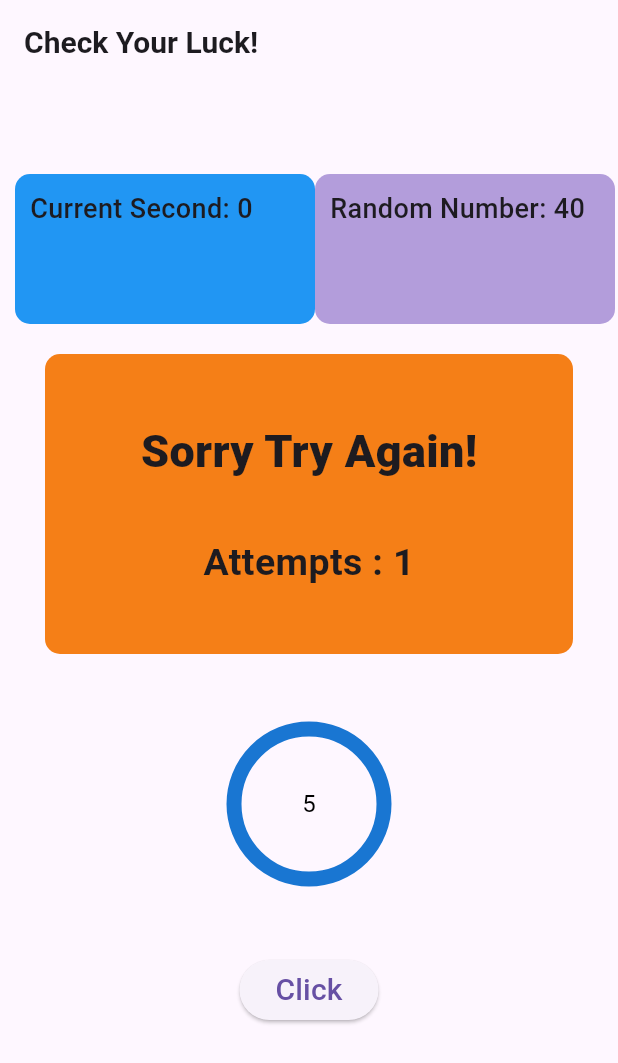
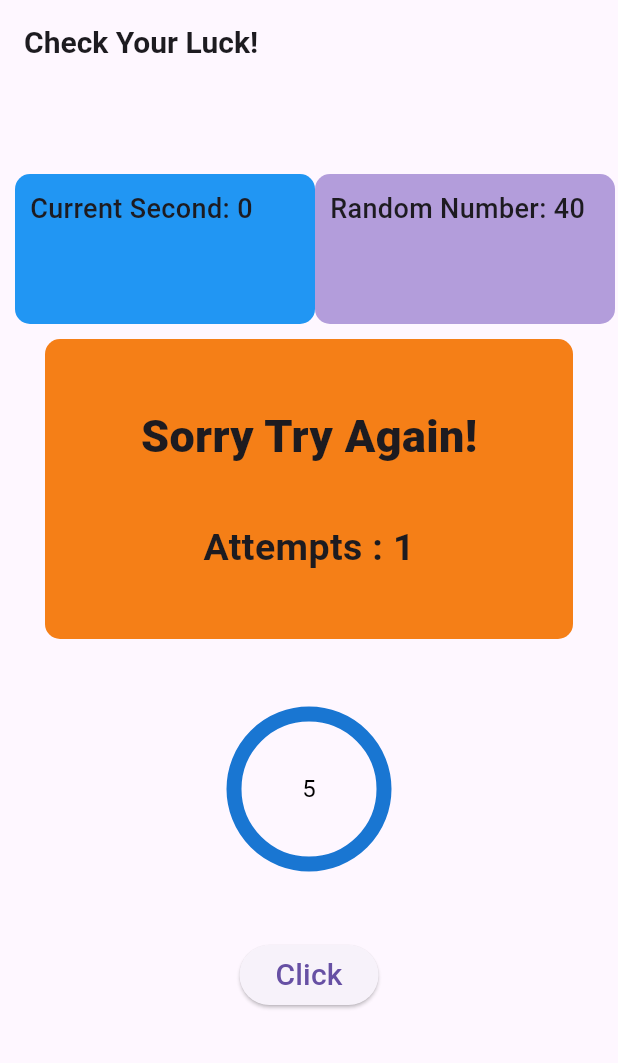
Before and after one commit to Rishab1909/coding_exercise, a Flutter app: the screen it shows after launch, after a tap on "Click", on a phone screen of 412 x 824 dp. Shown: the top 1063 px of the screen. Run offline on Flutter 3.47's test engine with Material 3 defaults, Android fonts, the phone set to English and light mode, and no system bars; drawn by our look-alikes of circular_countdown_timer.

Commit message:
Final commit

```diff
--- a/lib/process_screen.dart
+++ b/lib/process_screen.dart
@@ -88,7 +88,7 @@ class _ProcessScreenState extends State<ProcessScreen> {
               ],
             ),
             const SizedBox(
-              height: 20,
+              height: 10,
             ),
             if (currentSecond != randomNumber)
               Padding(
@@ -166,7 +166,7 @@ class _ProcessScreenState extends State<ProcessScreen> {
               onComplete: () {
                 attempts++;
                 _countDownController.restart();
-                //setState(() {});
+                setState(() {});
               },
               autoStart: true,
             ),
```
